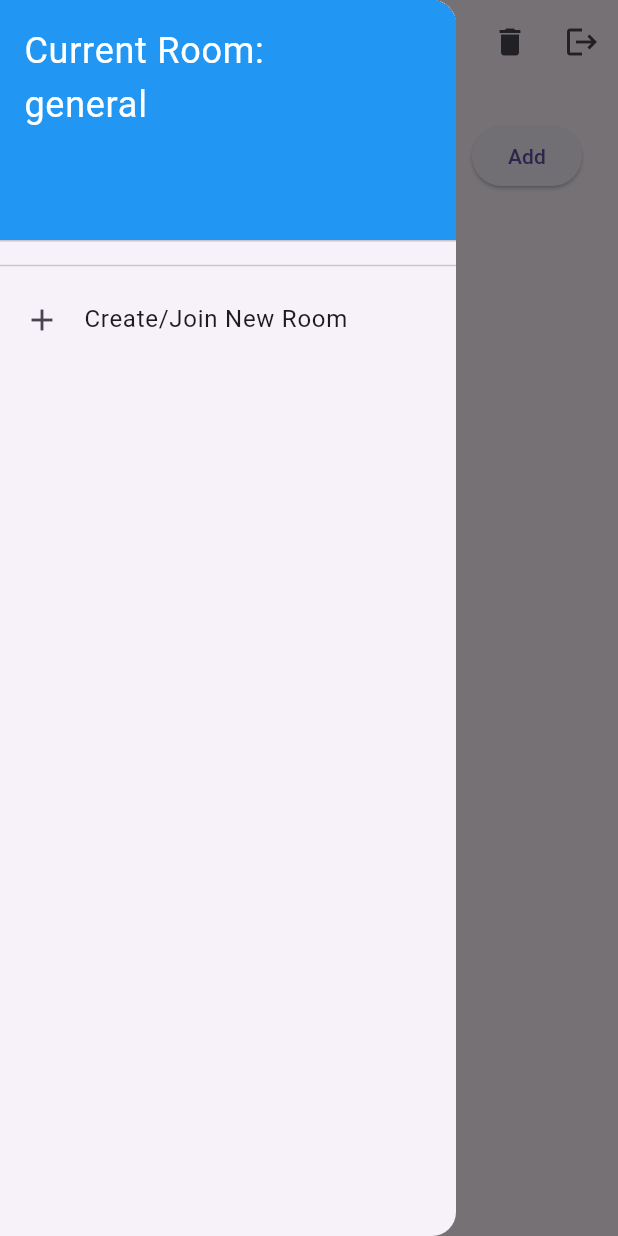
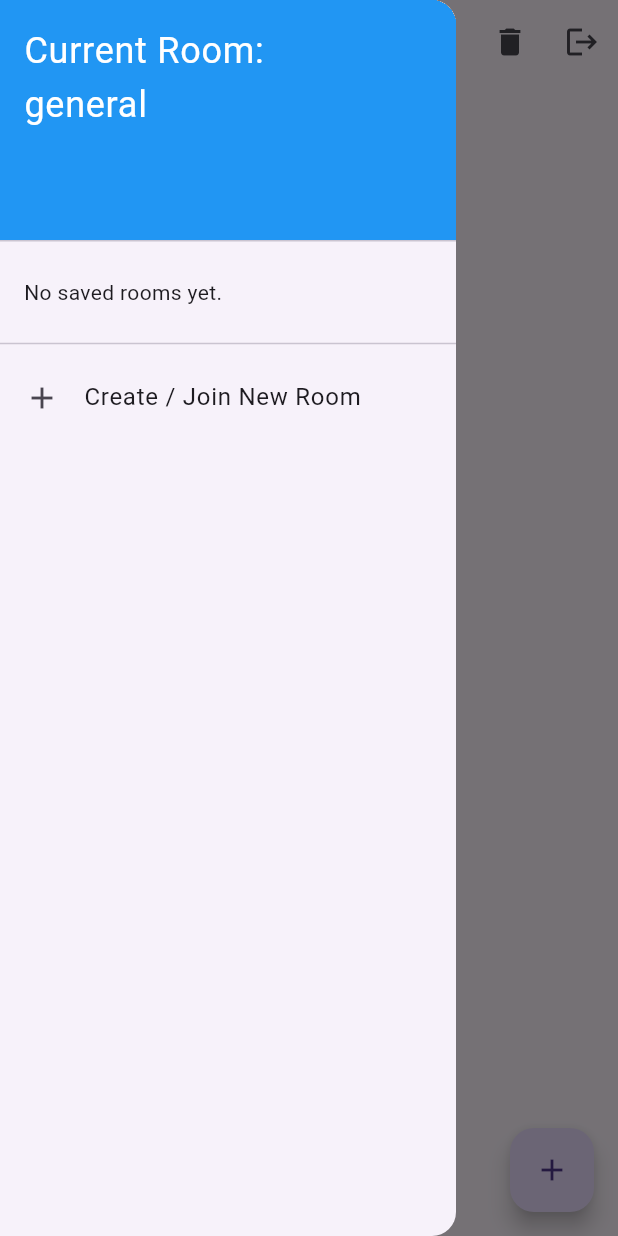
Before and after one commit to pratikg003/SyncList, a Flutter app: the screen it shows once a user with an empty profile is signed in, with the side drawer open, on a phone screen of 412 x 824 dp. Run offline on Flutter 3.47's test engine with Material 3 defaults, Android fonts, the phone set to English and light mode, and no system bars; our stand-ins replace cloud_firestore, firebase_auth, firebase_core, flutter_riverpod; accounts and stored records are empty.

Commit message:
refactor(phase 2): extract UI components and modularize home screen architecture

```diff
--- a/lib/providers/task_provider.dart
+++ b/lib/providers/task_provider.dart
@@ -17,7 +17,7 @@ final userProfileProvider = StreamProvider<Map<String, dynamic>?>((ref) {
       .map((snapshot) => snapshot.data());
 });
 
-final taskStreamProvider = StreamProvider<List<TaskModel>>((ref) {
+final tasksStreamProvider = StreamProvider<List<TaskModel>>((ref) {
   final currentRoom = ref.watch(activeRoomProvider);
 
   return FirebaseFirestore.instance
--- a/lib/screens/home_screen.dart
+++ b/lib/screens/home_screen.dart
@@ -1,9 +1,11 @@
 import 'package:flutter/material.dart';
 import 'package:flutter_riverpod/flutter_riverpod.dart';
-import 'package:sync_list/providers/auth_provider.dart';
 import 'package:sync_list/providers/task_provider.dart';
 import 'package:sync_list/service/auth_service.dart';
 import 'package:sync_list/service/database_service.dart';
+import 'package:sync_list/widgets/add_task_bottom_sheet.dart';
+import 'package:sync_list/widgets/room_drawer.dart';
+import 'package:sync_list/widgets/task_list.dart';
 
 class HomeScreen extends ConsumerStatefulWidget {
   const HomeScreen({super.key});
@@ -27,10 +29,6 @@ class _HomeScreenState extends ConsumerState<HomeScreen> {
 
     final activeRoom = ref.watch(activeRoomProvider);
 
-    final userProfileAsync = ref.watch(userProfileProvider);
-
-    final tasksAsync = ref.watch(taskStreamProvider);
-
     return Scaffold(
       appBar: AppBar(
         title: Text('SyncList'),
@@ -49,171 +47,19 @@ class _HomeScreenState extends ConsumerState<HomeScreen> {
       ),
 
       // D R A W E R
-      drawer: Drawer(
-        child: ListView(
-          children: [
-            DrawerHeader(
-              decoration: const BoxDecoration(color: Colors.blue),
-              child: Text(
-                'Current Room:\n$activeRoom',
-                style: const TextStyle(color: Colors.white, fontSize: 24),
-              ),
-            ),
+      drawer: const RoomDrawer(),
 
-            userProfileAsync.when(
-              loading: () => const CircularProgressIndicator(),
-              error: (err, stack) => Text('Error: $err'),
-              data: (profile) {
-                final joinedRooms =
-                    profile?['joinedRooms'] as List<dynamic>? ?? [];
+      body: const TaskList(),
 
-                return Column(
-                  children: [
-                    ...joinedRooms.map(
-                      (room) => ListTile(
-                        title: Text(room),
-                        leading: const Icon(Icons.home),
-                        selected: room == activeRoom,
-                        onTap: () {
-                          ref.read(activeRoomProvider.notifier).state = room;
-                          Navigator.pop(context);
-                        },
-                      ),
-                    ),
-                  ],
-                );
-              },
-            ),
-            const Divider(),
-            ListTile(
-              leading: const Icon(Icons.add),
-              title: const Text("Create/Join New Room"),
-              onTap: () {
-                Navigator.pop(context);
-                showDialog(
-                  context: context,
-                  builder: (context) {
-                    final roomController = TextEditingController();
-                    return AlertDialog(
-                      title: const Text('Enter Room Name:'),
-                      content: TextField(controller: roomController),
-                      actions: [
-                        TextButton(
-                          onPressed: () {
-                            final newRoom = roomController.text.trim();
-
-                            ref.read(activeRoomProvider.notifier).state =
-                                newRoom;
-
-                            final user = ref.read(authStateProvider).value;
-
-                            if (user != null) {
-                              DatabaseService().joinOrCreateRoom(
-                                user.uid,
-                                newRoom,
-                              );
-                            }
-                            Navigator.pop(context);
-                          },
-                          child: const Text('Go'),
-                        ),
-                      ],
-                    );
-                  },
-                );
-              },
-            ),
-          ],
-        ),
-      ),
-
-      body: Padding(
-        padding: const EdgeInsets.all(24.0),
-        child: Column(
-          children: [
-            Row(
-              children: [
-                Expanded(
-                  child: TextField(
-                    controller: _taskController,
-                    decoration: InputDecoration(hintText: 'Add a Task'),
-                  ),
-                ),
-                const SizedBox(width: 16),
-                ElevatedButton(
-                  onPressed: () {
-                    final taskTitle = _taskController.text.trim();
-                    if (taskTitle.isEmpty) return;
-
-                    final user = ref.read(authStateProvider).value;
-
-                    if (user != null && user.email != null) {
-                      DatabaseService().addTask(
-                        taskTitle,
-                        activeRoom,
-                        user.email!,
-                      );
-                      _taskController.clear();
-                    }
-                  },
-                  child: const Text('Add'),
-                ),
-              ],
-            ),
-            SizedBox(height: 28),
-
-            Expanded(
-              child: tasksAsync.when(
-                error: (err, stack) => Center(child: Text('Error: $err')),
-                loading: () => const Center(child: CircularProgressIndicator()),
-                data: (tasks) {
-                  if (tasks.isEmpty) {
-                    return const Center(
-                      child: Text('No tasks yet in this room'),
-                    );
-                  }
-
-                  return ListView.builder(
-                    itemCount: tasks.length,
-                    itemBuilder: (context, index) {
-                      final task = tasks[index];
-
-                      return Dismissible(
-                        key: Key(task.id),
-                        direction: DismissDirection.endToStart,
-                        background: Container(
-                          color: Colors.red,
-                          alignment: Alignment.centerRight,
-                          padding: const EdgeInsets.only(right: 20.0),
-                          child: const Icon(Icons.delete, color: Colors.white),
-                        ),
-                        onDismissed: (direction) {
-                          DatabaseService().deleteTask(task.id);
-                        },
-                        child: ListTile(
-                          title: Text(task.title), // Type-safe!
-                          subtitle: Text(
-                            'Added by ${task.creatorEmail}',
-                            style: const TextStyle(fontSize: 12),
-                          ),
-                          leading: Checkbox(
-                            value: task.isCompleted,
-                            onChanged: (newValue) {
-                              DatabaseService().toggleTaskState(
-                                task.id,
-                                task.isCompleted,
-                              );
-                            },
-                          ),
-                        ),
-                      );
-                    },
-                  );
-                },
-              ),
-            ),
-          ],
-        ),
+      floatingActionButton: FloatingActionButton(
+        onPressed: () {
+          showModalBottomSheet(
+            context: context,
+            isScrollControlled: true,
+            builder: (context) => const AddTaskBottomSheet(),
+          );
+        },
+        child: const Icon(Icons.add),
       ),
     );
   }
--- a/lib/service/database_service.dart
+++ b/lib/service/database_service.dart
@@ -86,10 +86,10 @@ class DatabaseService {
   // Add a room to the user's list AND set it as active
   Future<void> joinOrCreateRoom(String uid, String roomName) async {
     try {
-      await FirebaseFirestore.instance.collection('users').doc(uid).update({
+      await FirebaseFirestore.instance.collection('users').doc(uid).set({
         'joinedRooms': FieldValue.arrayUnion([roomName]),
         'lastActiveRoom': roomName,
-      });
+      }, SetOptions(merge: true));
     } catch (e) {
       print("Error joining room: $e");
     }
--- /dev/null
+++ b/lib/widgets/room_drawer.dart
@@ -0,0 +1,120 @@
+import 'package:flutter/material.dart';
+import 'package:flutter_riverpod/flutter_riverpod.dart';
+import 'package:sync_list/service/database_service.dart';
+import '../providers/task_provider.dart';
+import '../providers/auth_provider.dart';
+
+class RoomDrawer extends ConsumerWidget {
+  const RoomDrawer({super.key});
+
+  @override
+  Widget build(BuildContext context, WidgetRef ref) {
+    final activeRoom = ref.watch(activeRoomProvider);
+    final userProfileAsync = ref.watch(userProfileProvider);
+
+    return Drawer(
+      child: ListView(
+        children: [
+          DrawerHeader(
+            decoration: const BoxDecoration(color: Colors.blue),
+            child: Text(
+              'Current Room:\n$activeRoom',
+              style: const TextStyle(color: Colors.white, fontSize: 24),
+            ),
+          ),
+
+          // The joinedRooms List
+          userProfileAsync.when(
+            loading: () => const Center(child: CircularProgressIndicator()),
+            error: (err, stack) => Padding(
+              padding: const EdgeInsets.all(16.0),
+              child: Text('Error loading rooms: $err'),
+            ),
+            data: (profile) {
+              final joinedRooms =
+                  profile?['joinedRooms'] as List<dynamic>? ?? [];
+
+              if (joinedRooms.isEmpty) {
+                return const Padding(
+                  padding: EdgeInsets.all(16.0),
+                  child: Text('No saved rooms yet.'),
+                );
+              }
+
+              return Column(
+                children: joinedRooms
+                    .map(
+                      (room) => ListTile(
+                        title: Text(room.toString()),
+                        leading: const Icon(Icons.meeting_room),
+                        selected: room == activeRoom,
+                        onTap: () {
+                          ref.read(activeRoomProvider.notifier).state = room
+                              .toString();
+                          Navigator.pop(context);
+                        },
+                      ),
+                    )
+                    .toList(),
+              );
+            },
+          ),
+
+          const Divider(),
+
+          // Create / Join Button
+          ListTile(
+            leading: const Icon(Icons.add),
+            title: const Text('Create / Join New Room'),
+            onTap: () {
+              Navigator.pop(context);
+              _showAddRoomDialog(context);
+            },
+          ),
+        ],
+      ),
+    );
+  }
+
+  void _showAddRoomDialog(BuildContext context) {
+    showDialog(
+      context: context,
+      builder: (context) {
+        final roomController = TextEditingController();
+
+        return Consumer(
+          builder: (context, ref, child) {
+            return AlertDialog(
+              title: const Text('Enter Room Name'),
+              content: TextField(
+                controller: roomController,
+                autofocus: true,
+              ),
+              actions: [
+                TextButton(
+                  onPressed: () => Navigator.pop(context),
+                  child: const Text('Cancel'),
+                ),
+                TextButton(
+                  onPressed: () {
+                    final newRoom = roomController.text.trim();
+                    if (newRoom.isNotEmpty) {
+                      // This 'ref' is alive and safe to use!
+                      ref.read(activeRoomProvider.notifier).state = newRoom;
+                      final user = ref.read(authStateProvider).value;
+                      if (user != null) {
+                        DatabaseService().joinOrCreateRoom(user.uid, newRoom);
+                      }
+                    }
+                    Navigator.pop(context);
+                  },
+                  child: const Text('Go'),
+                )
+              ],
+            );
+          }
+        );
+      }
+    );
+  }
+}
--- /dev/null
+++ b/lib/widgets/task_list.dart
@@ -0,0 +1,31 @@
+import 'package:flutter/material.dart';
+import 'package:flutter_riverpod/flutter_riverpod.dart';
+import 'task_tile.dart';
+import '../providers/task_provider.dart';
+
+class TaskList extends ConsumerWidget {
+  const TaskList({super.key});
+
+  @override
+  Widget build(BuildContext context, WidgetRef ref) {
+    final tasksAsync = ref.watch(tasksStreamProvider);
+
+    return tasksAsync.when(
+      loading: () => const Center(child: CircularProgressIndicator()),
+      error: (error, stack) => Center(child: Text("Error: $error")),
+      data: (tasks) {
+        if (tasks.isEmpty) {
+          return const Center(child: Text('No tasks yet in this room'));
+        }
+
+        return ListView.builder(
+          padding: const EdgeInsets.only(bottom: 80, top: 16),
+          itemCount: tasks.length,
+          itemBuilder: (context, index) {
+            return TaskTile(task: tasks[index]);
+          },
+        );
+      },
+    );
+  }
+}
```
Also changed, not shown: lib/widgets/add_task_bottom_sheet.dart (added, +69 -0 lines), lib/widgets/task_tile.dart (added, +39 -0 lines).
